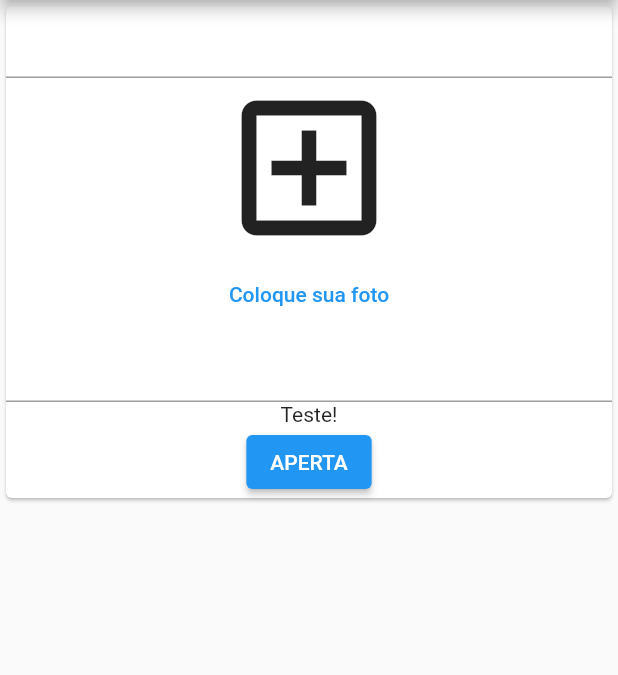
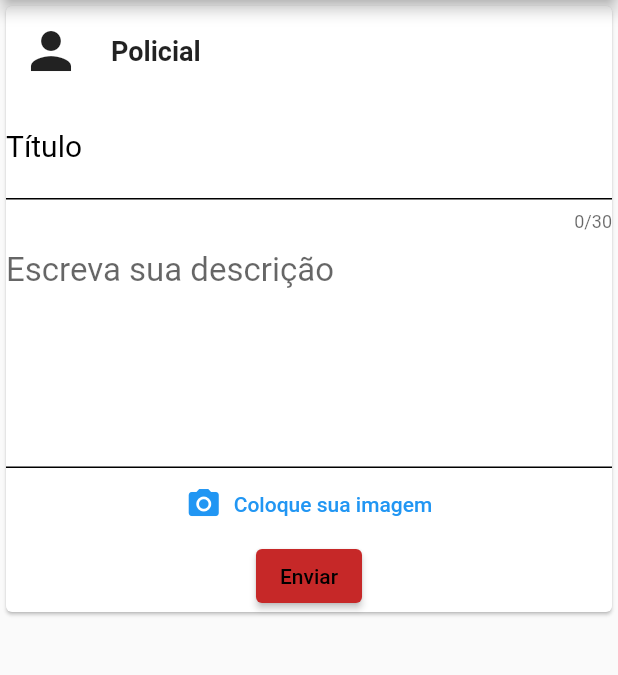
Before and after one commit to Yago77/FEED-FRONT, a Flutter app: the screen it shows after launch, after a tap on the "add" icon, on a phone screen of 412 x 824 dp, the part 84-759 px from its top. Run offline on Flutter 3.47's test engine with Material 2 defaults, Android fonts, the phone set to English and light mode, and no system bars; our stand-ins replace image_picker.

```diff
--- a/pmpb/lib/nova_publi.dart
+++ b/pmpb/lib/nova_publi.dart
@@ -52,38 +52,73 @@ class _novaPubliState extends State<novaPubli> {
 
   buildBody(BuildContext context) {
     return SingleChildScrollView(
-      child: Container(
-        child: Expanded(
       child: Card(
-            child: (Container(
         child: Column(
           children: [
+            Container(
+              margin: EdgeInsets.all(10),
+              child: Row(
+                children: [
+                  Icon(
+                    Icons.person,
+                    size: 40,
+                  ),
+                  Container(
+                    margin: EdgeInsets.only(left: 20),
+                    child: Text(
+                      "Policial",
+                      style:
+                          TextStyle(fontWeight: FontWeight.bold, fontSize: 18),
+                    ),
+                  )
+                ],
+              ),
+            ),
             TextField(
+              maxLength: 30,
+              decoration: InputDecoration(
+                border: UnderlineInputBorder(),
+                hintText: "Escreva o título",
+                hintStyle: TextStyle(fontSize: 22),
+                labelText: "Título",
+                labelStyle: TextStyle(color: Colors.black, fontSize: 20),
+                enabledBorder: UnderlineInputBorder(
+                    borderSide: BorderSide(color: Colors.black)),
+                focusedBorder: UnderlineInputBorder(
+                    borderSide: BorderSide(color: Colors.black)),
+              ),
               controller: edtTitulo,
+            ),
+            TextFormField(
+              maxLines: 7,
+              decoration: InputDecoration(
+                  border: UnderlineInputBorder(),
+                  hintText: "Escreva sua descrição",
+                  hintStyle: TextStyle(fontSize: 22),
+                  enabledBorder: UnderlineInputBorder(
+                    borderSide: BorderSide(color: Colors.black),
+                  ),
+                  focusedBorder: UnderlineInputBorder(
+                      borderSide: BorderSide(color: Colors.black))),
+              controller: edtDescricao,
             ),
             Container(
               child: image != null
                   ? Image.file(image!)
-                          : Icon(Icons.add_box_outlined, size: 120)),
-                  TextButton(
+                  : TextButton.icon(
                       onPressed: () => pickImage(ImageSource.gallery),
-                      child: Text("Coloque sua foto")),
-                  TextField(
-                    controller: edtDescricao,
-                  ),
-                  Container(
-                    child: Text("Teste!"),
+                      icon: Icon(Icons.photo_camera),
+                      label: Text("Coloque sua imagem")),
             ),
             ElevatedButton(
+                style: ElevatedButton.styleFrom(
+                    primary: Colors.red.shade800, onPrimary: Colors.black),
                 onPressed: () {
                   Navigator.pop(context,
                       Dados(edtTitulo.text, edtDescricao.text, image!));
                 },
-                      child: Text("APERTA"))
+                child: Text("Enviar"))
           ],
-              ),
-            )),
-          ),
         ),
       ),
     );
--- a/pmpb/lib/salvos.dart
+++ b/pmpb/lib/salvos.dart
@@ -1,6 +1,6 @@
 import 'package:flutter/material.dart';
 import 'package:flutter/services.dart';
-import 'package:flutter_application_1/pageini.dart';
+import 'package:flutter_application_1/coment%C3%A1rio.dart';
 
 class Salvos extends StatefulWidget {
   const Salvos({Key? key}) : super(key: key);
@@ -53,9 +53,6 @@ class _SalvosState extends State<Salvos> {
                                     style: TextStyle(
                                         fontSize: 17,
                                         fontWeight: FontWeight.bold)),
-                                TextSpan(
-                                    text: "Há 13min",
-                                    style: TextStyle(fontSize: 10))
                               ]))),
                         ],
                       ),
@@ -111,7 +108,12 @@ class _SalvosState extends State<Salvos> {
                               ),
                               IconButton(
                                   icon: Icon(Icons.comment_outlined),
-                                  onPressed: () {}),
+                                  onPressed: () {
+                                    Navigator.push(context,
+                                        MaterialPageRoute(builder: (context) {
+                                      return Coments();
+                                    }));
+                                  }),
                               IconButton(
                                   icon: Icon(Icons.bookmark_border),
                                   onPressed: () {}),
@@ -147,9 +149,6 @@ class _SalvosState extends State<Salvos> {
                                     style: TextStyle(
                                         fontSize: 17,
                                         fontWeight: FontWeight.bold)),
-                                TextSpan(
-                                    text: "Há 2 h",
-                                    style: TextStyle(fontSize: 10))
                               ]))),
                         ],
                       ),
@@ -204,7 +203,12 @@ class _SalvosState extends State<Salvos> {
                               ),
                               IconButton(
                                   icon: Icon(Icons.comment_outlined),
-                                  onPressed: () {}),
+                                  onPressed: () {
+                                    Navigator.push(context,
+                                        MaterialPageRoute(builder: (context) {
+                                      return Coments();
+                                    }));
+                                  }),
                               IconButton(
                                   icon: Icon(Icons.bookmark_border),
                                   onPressed: () {}),
```
Also changed, not shown: pmpb/lib/comentário.dart (+5 -85 lines), pmpb/lib/pageini.dart (+13 -3 lines). Lines whose indentation alone changed are shown as unchanged.
